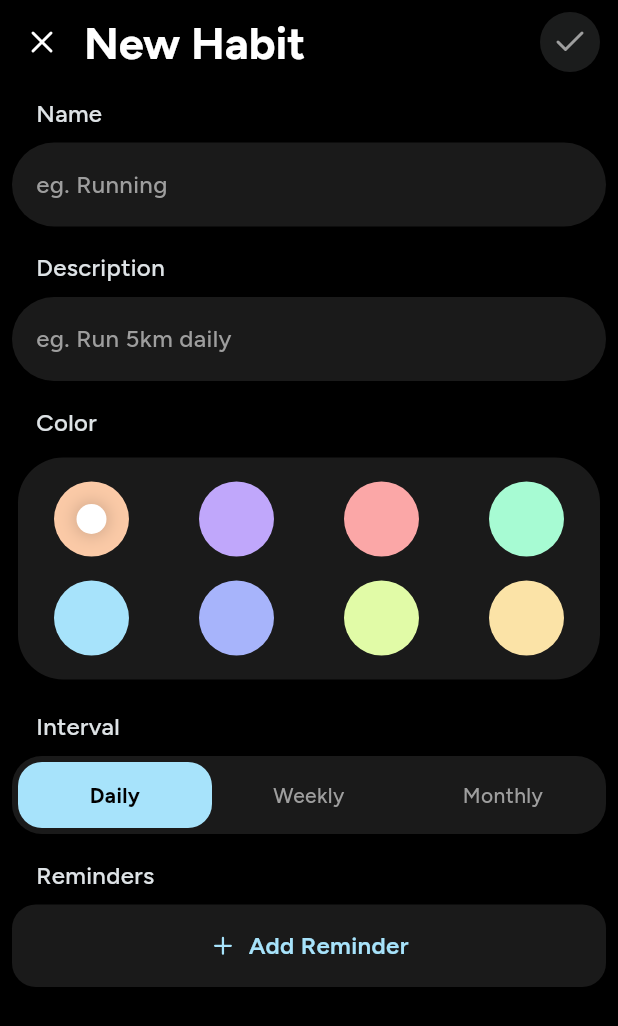
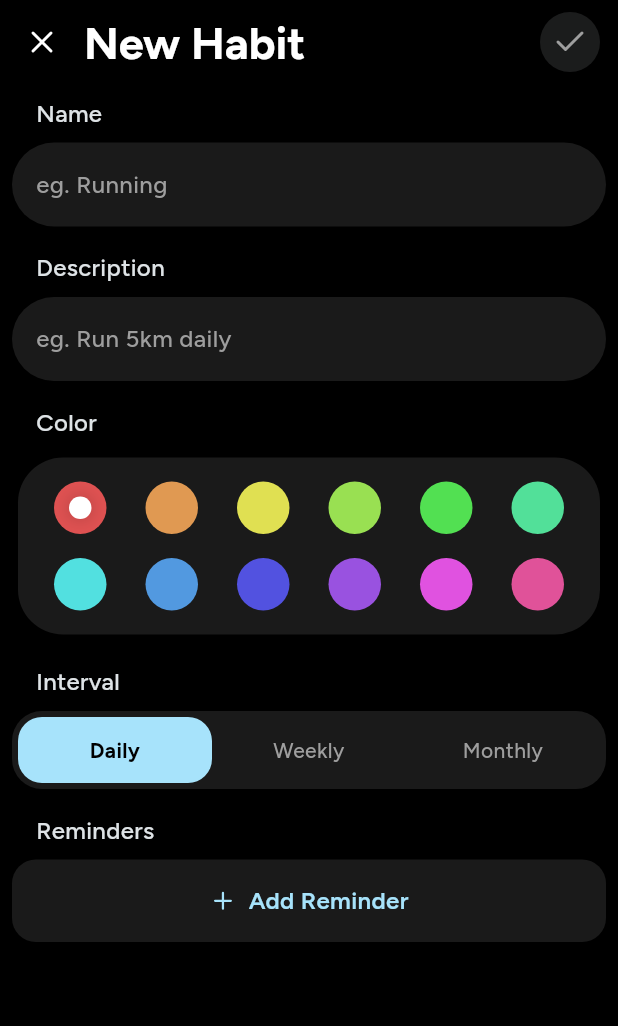
Before and after one commit to tusharonly/norm, a Flutter app: the CreateOrEditHabitPage screen opened directly, on a phone screen of 412 x 824 dp. Shown: the top 1026 px of the screen. Run offline on Flutter 3.47's test engine with Material 3 defaults, Android fonts, the phone set to English and light mode, and no system bars; our stand-ins replace file_picker, flutter_local_notifications, flutter_timezone, hive_ce_flutter, lucide_icons_flutter, package_info_plus and 2 more; accounts and stored records are empty.

Commit message:
fix: slight UI improvements

```diff
--- a/lib/src/pages/create_or_edit_habit_page.dart
+++ b/lib/src/pages/create_or_edit_habit_page.dart
@@ -242,7 +242,7 @@ class _CreateOrEditHabitPageState extends State<CreateOrEditHabitPage> {
                           padding: const EdgeInsets.symmetric(
                             horizontal: 12,
                             vertical: 8,
-                          ),
+                          ).copyWith(left: 16),
                           decoration: BoxDecoration(
                             color: AppColors.cardBackgroundColor,
                             borderRadius: BorderRadius.circular(20),
--- a/lib/src/theme.dart
+++ b/lib/src/theme.dart
@@ -9,14 +9,18 @@ class AppColors {
   static const successColor = Colors.greenAccent;
   static const cardBackgroundColor = Color(0xFF1a1a1a);
 
-  static const List<Color> habitColors = [
-    Color(0xFFfbcaa7),
-    Color(0xFFc0a7fb),
-    Color(0xFFfba7a7),
-    Color(0xFFa7fbd3),
-    Color(0xFFa7e3fb),
-    Color(0xFFa7b4fb),
-    Color(0xFFe1fba7),
-    Color(0xFFfbe3a7),
+  static List<Color> habitColors = [
+    HSLColor.fromAHSL(1.0, 0.0, 0.7, 0.6).toColor(),
+    HSLColor.fromAHSL(1.0, 30.0, 0.7, 0.6).toColor(),
+    HSLColor.fromAHSL(1.0, 60.0, 0.7, 0.6).toColor(),
+    HSLColor.fromAHSL(1.0, 90.0, 0.7, 0.6).toColor(),
+    HSLColor.fromAHSL(1.0, 120.0, 0.7, 0.6).toColor(),
+    HSLColor.fromAHSL(1.0, 150.0, 0.7, 0.6).toColor(),
+    HSLColor.fromAHSL(1.0, 180.0, 0.7, 0.6).toColor(),
+    HSLColor.fromAHSL(1.0, 210.0, 0.7, 0.6).toColor(),
+    HSLColor.fromAHSL(1.0, 240.0, 0.7, 0.6).toColor(),
+    HSLColor.fromAHSL(1.0, 270.0, 0.7, 0.6).toColor(),
+    HSLColor.fromAHSL(1.0, 300.0, 0.7, 0.6).toColor(),
+    HSLColor.fromAHSL(1.0, 330.0, 0.7, 0.6).toColor(),
   ];
 }
--- a/lib/src/widgets/add_reminder_sheet.dart
+++ b/lib/src/widgets/add_reminder_sheet.dart
@@ -13,8 +13,10 @@ class AddReminderSheet extends StatefulWidget {
 }
 
 class _AddReminderSheetState extends State<AddReminderSheet> {
-  TimeOfDay selectedTime = TimeOfDay.now();
-  Set<int> selectedDays = {};
+  TimeOfDay selectedTime = TimeOfDay.fromDateTime(
+    DateTime.now().add(Duration(minutes: 1)),
+  );
+  Set<int> selectedDays = {1, 2, 3, 4, 5, 6, 7};
 
   final List<String> dayNames = [
     'Mon',
--- a/lib/src/widgets/color_picker_row.dart
+++ b/lib/src/widgets/color_picker_row.dart
@@ -30,15 +30,15 @@ class _ColorPickerRowState extends State<ColorPickerRow> {
               children: [
                 for (var color
                     in index == 0
-                        ? AppColors.habitColors.sublist(0, 4)
-                        : AppColors.habitColors.sublist(4))
+                        ? AppColors.habitColors.sublist(0, 6)
+                        : AppColors.habitColors.sublist(6))
                   GestureDetector(
                     onTap: () {
                       widget.onColorSelected(color);
                     },
                     child: Container(
-                      width: 50,
-                      height: 50,
+                      width: 35,
+                      height: 35,
                       decoration: BoxDecoration(
                         color: color,
                         shape: BoxShape.circle,
@@ -46,8 +46,8 @@ class _ColorPickerRowState extends State<ColorPickerRow> {
                       child: widget.selectedColor == color
                           ? Center(
                               child: Container(
-                                width: 20,
-                                height: 20,
+                                width: 15,
+                                height: 15,
                                 decoration: BoxDecoration(
                                   color: Colors.white,
                                   shape: BoxShape.circle,
```
